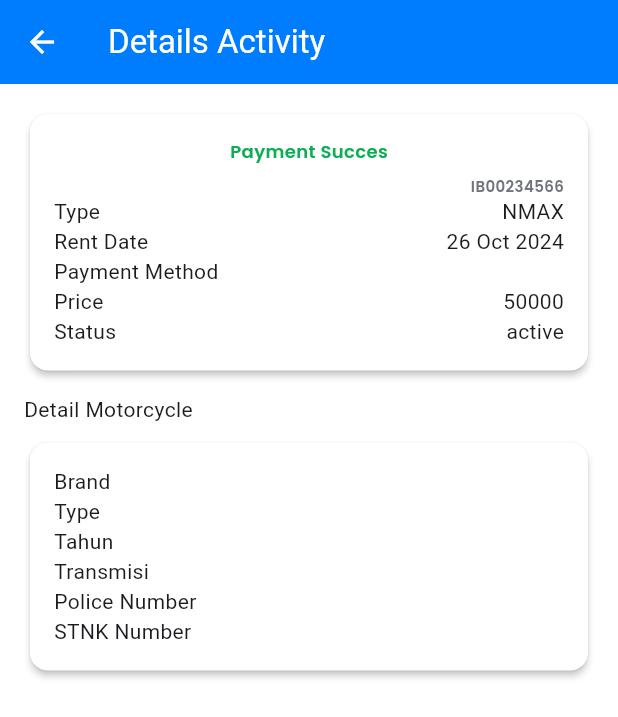
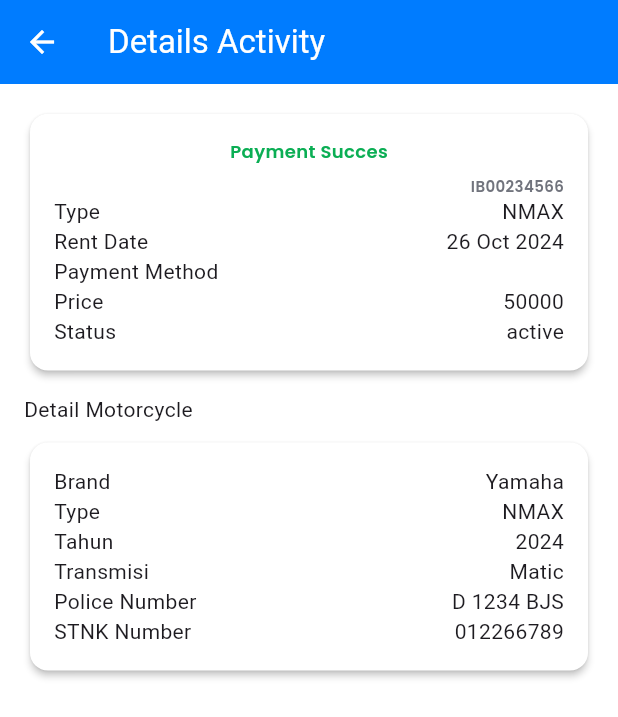
Before and after one commit to MuhammadGalangPradwita/Setoran-APP, a Flutter app: the ActivityPage screen opened directly, after a tap on "NMAX", on a phone screen of 412 x 824 dp. Shown: the top 717 px of the screen. Run offline on Flutter 3.47's test engine with Material 3 defaults, Android fonts, the phone set to English and light mode, and no system bars; our stand-ins replace awesome_dialog, font_awesome_flutter, gap, google_fonts, persistent_bottom_nav_bar, pinput.

Commit message:
adit activity

```diff
--- a/tubes_mobpro/assets/sampleActivity.json
+++ b/tubes_mobpro/assets/sampleActivity.json
@@ -6,33 +6,57 @@
             "transmisi": "Matic",
             "date": "26 Oct 2024",
             "price": "50000",
-            "status": "active"
+            "status": "active",
+            "motor": {
+                "brand": "Yamaha",
+                "tipe": "NMAX",
+                "year": "2024",
+                "transmisi": "Matic",
+                "policeNumber": "D 1234 BJS",
+                "STNKNumber": "012266789"
+            }
         },
         {
             "orderNumber": "IB00234566",
-            "tipe": "NMAX",
+            "tipe": "BeAT",
             "transmisi": "Matic",
             "date": "26 Oct 2024",
-            "price": "50000",
+            "price": "30000",
             "status": "failed"
         }
     ],
     "week": [
         {
             "orderNumber": "IB00234566",
-            "tipe": "NMAX",
+            "tipe": "BeAT",
             "transmisi": "Matic",
             "date": "26 Oct 2024",
-            "price": "50000",
-            "status": "completed"
+            "price": "30000",
+            "status": "completed",
+            "motor": {
+                "brand": "Honda",
+                "tipe": "BeAT",
+                "year": "2024",
+                "transmisi": "Matic",
+                "policeNumber": "D 1234 BJS",
+                "STNKNumber": "012266789"
+            }
         },
         {
             "orderNumber": "IB00234566",
-            "tipe": "NMAX",
+            "tipe": "BeAT",
             "transmisi": "Matic",
             "date": "26 Oct 2024",
-            "price": "50000",
-            "status": "completed"
+            "price": "30000",
+            "status": "completed",
+            "motor": {
+                "brand": "Honda",
+                "tipe": "BeAT",
+                "year": "2024",
+                "transmisi": "Matic",
+                "policeNumber": "D 1234 BJS",
+                "STNKNumber": "012266789"
+            }
         }
     ]
 }
--- a/tubes_mobpro/lib/tubes/pages/activity.dart
+++ b/tubes_mobpro/lib/tubes/pages/activity.dart
@@ -168,7 +168,10 @@ class _ActivityPageState extends State<ActivityPage> {
                     date: _items['today'][index]["date"],
                     price: _items['today'][index]["price"],
                     status: _items['today'][index]["status"],
-                      orderNumber: _items['today'][index]["orderNumber"]),
+                    orderNumber: _items['today'][index]["orderNumber"],
+                    imagePath:
+                        'assets/images/${_items['today'][index]["tipe"]}.png',
+                  ),
                 );
               },
             ),
@@ -210,7 +213,10 @@ class _ActivityPageState extends State<ActivityPage> {
                     date: _items['week'][index]["date"],
                     price: _items['week'][index]["price"],
                     status: _items['week'][index]["status"],
-                      orderNumber: _items['week'][index]["orderNumber"]),
+                    orderNumber: _items['week'][index]["orderNumber"],
+                    imagePath:
+                        'assets/images/${_items['today'][index]["tipe"]}.png',
+                  ),
                 );
               },
             ),
--- a/tubes_mobpro/lib/tubes/pages/detail_activity_page.dart
+++ b/tubes_mobpro/lib/tubes/pages/detail_activity_page.dart
@@ -13,12 +13,14 @@ class DetailActivityPage extends StatefulWidget {
 
 class _DetailActivityPageState extends State<DetailActivityPage> {
   late bool _isFailed;
+  late Color _paymentColor;
 
   @override
   void initState() {
     super.initState();
 
     _isFailed = (widget.activity['status'] == 'failed');
+    _paymentColor = _isFailed ? AppColors.R400 : AppColors.G500;
   }
 
   @override
@@ -54,9 +56,9 @@ class _DetailActivityPageState extends State<DetailActivityPage> {
         padding: const EdgeInsets.all(16),
         child: Column(
           children: [
-            Text("Payment Succes",
+            Text("Payment ${_isFailed ? 'Failed' : "Succes"}",
                 style:
-                    AppTextStyle.body3SemiBold.copyWith(color: AppColors.G500)),
+                    AppTextStyle.body3SemiBold.copyWith(color: _paymentColor)),
             const Gap(8),
             Row(
               mainAxisAlignment: MainAxisAlignment.end,
@@ -104,7 +106,7 @@ class _DetailActivityPageState extends State<DetailActivityPage> {
   }
 
   Widget _motorDetailCard() {
-    return const Column(
+    return Column(
       crossAxisAlignment: CrossAxisAlignment.start,
       children: [
         Text("Detail Motorcycle"),
@@ -113,37 +115,49 @@ class _DetailActivityPageState extends State<DetailActivityPage> {
           elevation: 2,
           color: AppColors.N0,
           child: Padding(
-            padding: EdgeInsets.all(16),
+            padding: const EdgeInsets.all(16),
             child: Column(
               children: [
                 Row(
+                  mainAxisAlignment: MainAxisAlignment.spaceBetween,
                   children: [
-                    Text('Brand'),
+                    const Text('Brand'),
+                    Text(widget.activity['motor']['brand']),
                   ],
                 ),
                 Row(
+                  mainAxisAlignment: MainAxisAlignment.spaceBetween,
                   children: [
-                    Text('Type'),
+                    const Text('Type'),
+                    Text(widget.activity['motor']['tipe']),
                   ],
                 ),
                 Row(
+                  mainAxisAlignment: MainAxisAlignment.spaceBetween,
                   children: [
                     Text('Tahun'),
+                    Text(widget.activity['motor']['year']),
                   ],
                 ),
                 Row(
+                  mainAxisAlignment: MainAxisAlignment.spaceBetween,
                   children: [
                     Text('Transmisi'),
+                    Text(widget.activity['motor']['transmisi']),
                   ],
                 ),
                 Row(
+                  mainAxisAlignment: MainAxisAlignment.spaceBetween,
                   children: [
                     Text('Police Number'),
+                    Text(widget.activity['motor']['policeNumber']),
                   ],
                 ),
                 Row(
+                  mainAxisAlignment: MainAxisAlignment.spaceBetween,
                   children: [
                     Text('STNK Number'),
+                    Text(widget.activity['motor']['STNKNumber']),
                   ],
                 ),
               ],
--- a/tubes_mobpro/lib/tubes/widgets/transaction_card.dart
+++ b/tubes_mobpro/lib/tubes/widgets/transaction_card.dart
@@ -11,6 +11,7 @@ class TransactionCard extends StatelessWidget {
   final String status;
   final String orderNumber;
   final Color? color;
+  final String imagePath;
 
   const TransactionCard(
       {super.key,
@@ -20,6 +21,7 @@ class TransactionCard extends StatelessWidget {
       required this.price,
       required this.status,
       required this.orderNumber,
+      required this.imagePath,
       this.color});
 
   @override
@@ -34,8 +36,8 @@ class TransactionCard extends StatelessWidget {
         padding: EdgeInsets.all(8),
         child: Row(
           children: [
-            const Image(
-              image: AssetImage('assets/images/image_3.png'),
+            Image(
+              image: AssetImage(imagePath),
               // width: ,
               // height: 92,
             ),
```
Also changed, not shown: tubes_mobpro/assets/images/BeAT.png (added), tubes_mobpro/assets/images/NMAX.png (renamed from tubes_mobpro/assets/images/image_3.png). Lines whose indentation alone changed are shown as unchanged.
